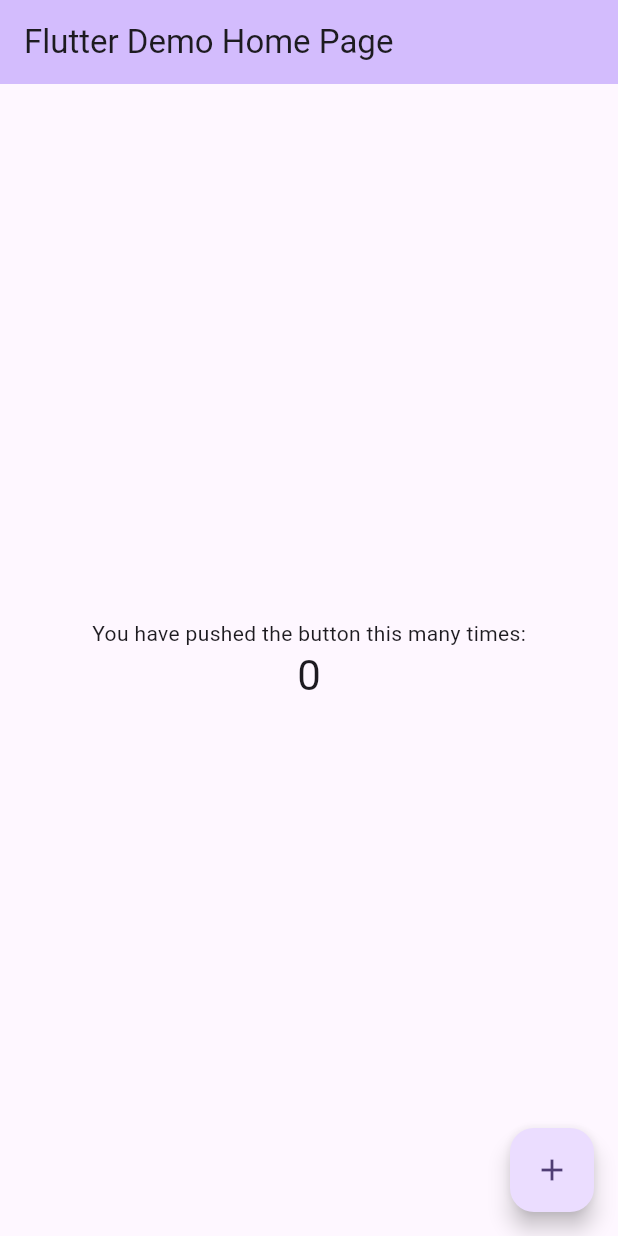
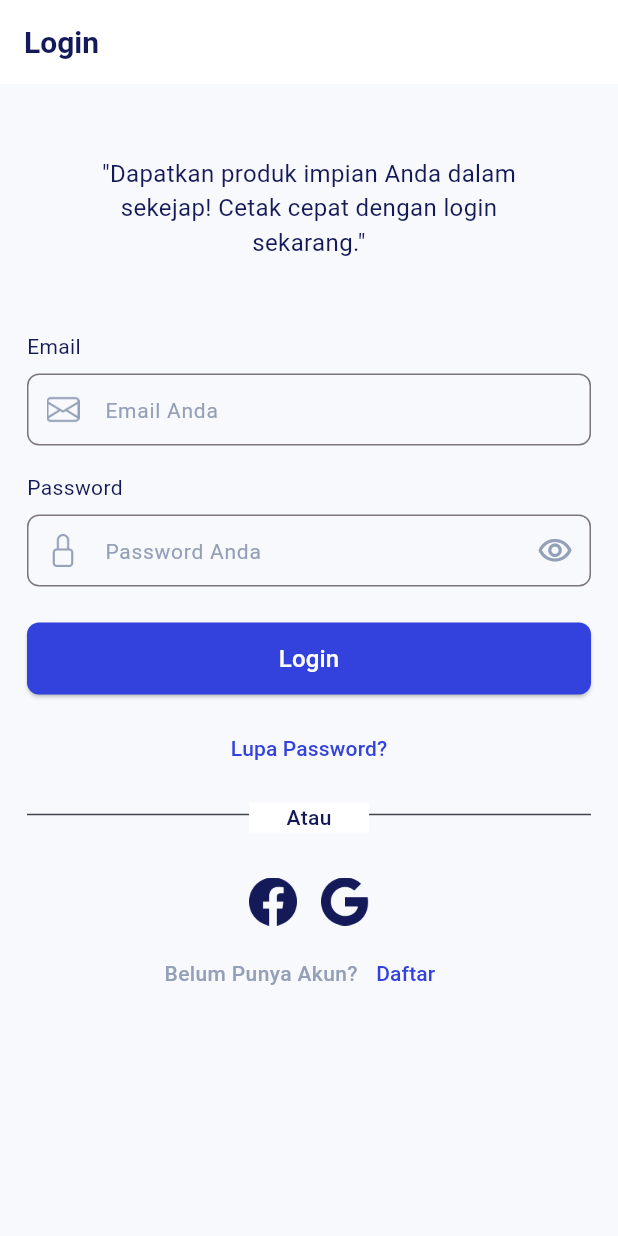
Before and after one commit to H4lis/Smart-Print, a Flutter app: the screen it shows after launch, on a phone screen of 412 x 824 dp. Run offline on Flutter 3.47's test engine with Material 3 defaults, Android fonts, the phone set to English and light mode, and no system bars.

Commit message:
two commit

```diff
--- a/lib/main.dart
+++ b/lib/main.dart
@@ -1,4 +1,7 @@
 import 'package:flutter/material.dart';
+import 'package:smartprint/pages/login_page.dart';
+
+import 'pages/splash_page.dart';
 
 void main() {
   runApp(const MyApp());
@@ -7,119 +10,16 @@
 class MyApp extends StatelessWidget {
   const MyApp({super.key});
 
-  // This widget is the root of your application.
   @override
   Widget build(BuildContext context) {
     return MaterialApp(
+      debugShowCheckedModeBanner: false,
       title: 'Flutter Demo',
       theme: ThemeData(
-        // This is the theme of your application.
-        //
-        // TRY THIS: Try running your application with "flutter run". You'll see
-        // the application has a purple toolbar. Then, without quitting the app,
-        // try changing the seedColor in the colorScheme below to Colors.green
-        // and then invoke "hot reload" (save your changes or press the "hot
-        // reload" button in a Flutter-supported IDE, or press "r" if you used
-        // the command line to start the app).
-        //
-        // Notice that the counter didn't reset back to zero; the application
-        // state is not lost during the reload. To reset the state, use hot
-        // restart instead.
-        //
-        // This works for code too, not just values: Most code changes can be
-        // tested with just a hot reload.
         colorScheme: ColorScheme.fromSeed(seedColor: Colors.deepPurple),
         useMaterial3: true,
       ),
-      home: const MyHomePage(title: 'Flutter Demo Home Page'),
+      home: LoginPage(),
     );
   }
 }
-
-class MyHomePage extends StatefulWidget {
-  const MyHomePage({super.key, required this.title});
-
-  // This widget is the home page of your application. It is stateful, meaning
-  // that it has a State object (defined below) that contains fields that affect
-  // how it looks.
-
-  // This class is the configuration for the state. It holds the values (in this
-  // case the title) provided by the parent (in this case the App widget) and
-  // used by the build method of the State. Fields in a Widget subclass are
-  // always marked "final".
-
-  final String title;
-
-  @override
-  State<MyHomePage> createState() => _MyHomePageState();
-}
-
-class _MyHomePageState extends State<MyHomePage> {
-  int _counter = 0;
-
-  void _incrementCounter() {
-    setState(() {
-      // This call to setState tells the Flutter framework that something has
-      // changed in this State, which causes it to rerun the build method below
-      // so that the display can reflect the updated values. If we changed
-      // _counter without calling setState(), then the build method would not be
-      // called again, and so nothing would appear to happen.
-      _counter++;
-    });
-  }
-
-  @override
-  Widget build(BuildContext context) {
-    // This method is rerun every time setState is called, for instance as done
-    // by the _incrementCounter method above.
-    //
-    // The Flutter framework has been optimized to make rerunning build methods
-    // fast, so that you can just rebuild anything that needs updating rather
-    // than having to individually change instances of widgets.
-    return Scaffold(
-      appBar: AppBar(
-        // TRY THIS: Try changing the color here to a specific color (to
-        // Colors.amber, perhaps?) and trigger a hot reload to see the AppBar
-        // change color while the other colors stay the same.
-        backgroundColor: Theme.of(context).colorScheme.inversePrimary,
-        // Here we take the value from the MyHomePage object that was created by
-        // the App.build method, and use it to set our appbar title.
-        title: Text(widget.title),
-      ),
-      body: Center(
-        // Center is a layout widget. It takes a single child and positions it
-        // in the middle of the parent.
-        child: Column(
-          // Column is also a layout widget. It takes a list of children and
-          // arranges them vertically. By default, it sizes itself to fit its
-          // children horizontally, and tries to be as tall as its parent.
-          //
-          // Column has various properties to control how it sizes itself and
-          // how it positions its children. Here we use mainAxisAlignment to
-          // center the children vertically; the main axis here is the vertical
-          // axis because Columns are vertical (the cross axis would be
-          // horizontal).
-          //
-          // TRY THIS: Invoke "debug painting" (choose the "Toggle Debug Paint"
-          // action in the IDE, or press "p" in the console), to see the
-          // wireframe for each widget.
-          mainAxisAlignment: MainAxisAlignment.center,
-          children: <Widget>[
-            const Text(
-              'You have pushed the button this many times:',
-            ),
-            Text(
-              '$_counter',
-              style: Theme.of(context).textTheme.headlineMedium,
-            ),
-          ],
-        ),
-      ),
-      floatingActionButton: FloatingActionButton(
-        onPressed: _incrementCounter,
-        tooltip: 'Increment',
-        child: const Icon(Icons.add),
-      ), // This trailing comma makes auto-formatting nicer for build methods.
-    );
-  }
-}
--- /dev/null
+++ b/lib/pages/login_page.dart
@@ -0,0 +1,116 @@
+import 'package:flutter/material.dart';
+import 'package:smartprint/pages/daftar_page.dart';
+import 'package:smartprint/shared/theme.dart';
+import 'package:smartprint/widgets/costum_button.dart';
+import 'package:smartprint/widgets/costum_divider.dart';
+import 'package:smartprint/widgets/option_login.dart';
+
+import '../widgets/costum_text_field.dart';
+
+class LoginPage extends StatelessWidget {
+  const LoginPage({super.key});
+
+  @override
+  Widget build(BuildContext context) {
+    return Scaffold(
+        backgroundColor: bagroundColor,
+        appBar: AppBar(
+          backgroundColor: whiteColor,
+          title: Text(
+            "Login",
+            style: blackTextStyle.copyWith(fontSize: 20, fontWeight: semiBold),
+          ),
+        ),
+        body: Padding(
+          padding: EdgeInsets.symmetric(horizontal: defaultMargin),
+          child: ListView(
+            children: [
+              const SizedBox(
+                height: 48,
+              ),
+              Center(
+                child: Container(
+                  width: 280,
+                  child: Text(
+                    textAlign: TextAlign.center,
+                    "\"Dapatkan produk impian Anda dalam sekejap! Cetak cepat dengan login sekarang.\"",
+                    style: blackTextStyle.copyWith(
+                      fontSize: 16,
+                      fontWeight: regular,
+                    ),
+                  ),
+                ),
+              ),
+              const SizedBox(
+                height: 48,
+              ),
+              CostumTextField(
+                title: "Email",
+                hintText: "Email Anda",
+                iconImage: "assets/images/icon_email.png",
+              ),
+              CostumTextField(
+                obscureText: true,
+                title: "Password",
+                hintText: "Password Anda",
+                iconImage: "assets/images/Icon_lock.png",
+              ),
+              SizedBox(
+                height: 6,
+              ),
+              CostumButton(
+                title: "Login",
+              ),
+              SizedBox(
+                height: 12,
+              ),
+              Center(
+                child: TextButton(
+                  onPressed: () {},
+                  child: Text(
+                    "Lupa Password?",
+                    style: blueTextStyle.copyWith(
+                      fontSize: 14,
+                    ),
+                  ),
+                ),
+              ),
+              SizedBox(
+                height: 12,
+              ),
+              CostumDivider(),
+              SizedBox(
+                height: 22,
+              ),
+              OptionLogin(),
+              Spacer(),
+              Row(
+                mainAxisAlignment: MainAxisAlignment.center,
+                children: [
+                  Text(
+                    "Belum Punya Akun?",
+                    style: greyTextStyle.copyWith(
+                        fontWeight: medium, fontSize: 14),
+                  ),
+                  TextButton(
+                      onPressed: () {
+                        Navigator.push(
+                            context,
+                            MaterialPageRoute(
+                              builder: (context) => DaftarPage(),
+                            ));
+                      },
+                      child: Text(
+                        "Daftar",
+                        style: blueTextStyle.copyWith(fontWeight: medium),
+                      ))
+                ],
+              ),
+              SizedBox(
+                height: 12,
+              )
+            ],
+          ),
+        ));
+  }
+}
--- /dev/null
+++ b/lib/shared/theme.dart
@@ -0,0 +1,23 @@
+import 'package:flutter/material.dart';
+
+double defaultMargin = 18;
+
+Color primaryColor = Color(0xff3342DD);
+Color blackColor = Color(0xff141A58);
+Color greyLightColor = Color(0xffF0F5FF);
+Color greyColor = Color(0xff94A0B8);
+Color greyDarkColor = Color(0xff3F444D);
+
+Color bagroundColor = Color(0xffF8F9FC);
+Color whiteColor = Colors.white;
+
+TextStyle blackTextStyle = TextStyle(color: blackColor);
+TextStyle whiteTextStyle = TextStyle(color: whiteColor);
+TextStyle greyTextStyle = TextStyle(color: greyColor);
+TextStyle blueTextStyle = TextStyle(color: primaryColor);
+
+FontWeight light = FontWeight.w300;
+FontWeight regular = FontWeight.w400;
+FontWeight medium = FontWeight.w500;
+FontWeight semiBold = FontWeight.w600;
+FontWeight bold = FontWeight.w700;
--- /dev/null
+++ b/lib/widgets/costum_button.dart
@@ -0,0 +1,33 @@
+import 'package:flutter/material.dart';
+import 'package:smartprint/pages/verifikasi_page.dart';
+
+class CostumButton extends StatelessWidget {
+  final title;
+  const CostumButton({
+    super.key,
+    required this.title,
+  });
+
+  @override
+  Widget build(BuildContext context) {
+    return ElevatedButton(
+      onPressed: () {
+        Navigator.push(
+            context,
+            MaterialPageRoute(
+              builder: (context) => VerifikasiPage(),
+            ));
+      },
+      child: Text(
+        title,
+        style: TextStyle(fontSize: 16, fontWeight: FontWeight.w500),
+      ),
+      style: ElevatedButton.styleFrom(
+          backgroundColor: const Color(0xff3342DD),
+          foregroundColor: Colors.white,
+          minimumSize: const Size(double.infinity, 48),
+          shape:
+              RoundedRectangleBorder(borderRadius: BorderRadius.circular(8))),
+    );
+  }
+}
--- /dev/null
+++ b/lib/widgets/costum_divider.dart
@@ -0,0 +1,28 @@
+import 'package:flutter/material.dart';
+import 'package:smartprint/shared/theme.dart';
+
+class CostumDivider extends StatelessWidget {
+  const CostumDivider({super.key});
+
+  @override
+  Widget build(BuildContext context) {
+    return Stack(
+      children: [
+        Divider(
+          color: greyDarkColor,
+        ),
+        Center(
+            child: Container(
+                height: 20,
+                width: 80,
+                color: Colors.white,
+                child: Center(
+                    child: Text(
+                  "Atau",
+                  style:
+                      blackTextStyle.copyWith(fontSize: 14, fontWeight: medium),
+                ))))
+      ],
+    );
+  }
+}
--- /dev/null
+++ b/lib/widgets/costum_text_field.dart
@@ -0,0 +1,91 @@
+// ignore_for_file: public_member_api_docs, sort_constructors_first
+import 'package:flutter/material.dart';
+import 'package:smartprint/shared/theme.dart';
+
+class CostumTextField extends StatefulWidget {
+  final title;
+  final hintText;
+  final iconImage;
+  bool obscureText;
+
+  CostumTextField({
+    super.key,
+    required this.title,
+    required this.hintText,
+    required this.iconImage,
+    this.obscureText = false,
+  });
+
+  @override
+  State<CostumTextField> createState() => _CostumTextFieldState();
+}
+
+class _CostumTextFieldState extends State<CostumTextField> {
+  late bool _isObscure;
+
+  @override
+  void initState() {
+    super.initState();
+    _isObscure = widget.obscureText; // Initialize with the provided value
+  }
+
+  @override
+  Widget build(BuildContext context) {
+    return Column(
+      crossAxisAlignment: CrossAxisAlignment.start,
+      children: [
+        Text(
+          widget.title,
+          style: blackTextStyle.copyWith(fontSize: 14),
+        ),
+        const SizedBox(
+          height: 8,
+        ),
+        Container(
+          height: 48,
+          child: TextField(
+            obscureText: widget.obscureText,
+            decoration: InputDecoration(
+              prefixIcon: Padding(
+                padding: const EdgeInsets.all(13),
+                child: ImageIcon(
+                  AssetImage(
+                    widget.iconImage,
+                  ),
+                  color: greyColor,
+                  size: 8,
+                ),
+              ),
+              hintText: widget.hintText,
+              hintStyle: greyTextStyle.copyWith(fontSize: 14),
+              border: OutlineInputBorder(
+                borderRadius: BorderRadius.circular(8),
+                borderSide: BorderSide(
+                  color: greyColor,
+                ),
+              ),
+              suffixIcon: widget.obscureText
+                  ? IconButton(
+                      icon: Icon(
+                        _isObscure
+                            ? Icons.visibility_outlined
+                            : Icons.visibility_off_outlined,
+                        color: greyColor,
+                      ),
+                      onPressed: () {
+                        setState(() {
+                          _isObscure = !_isObscure;
+                        });
+                      },
+                    )
+                  : null,
+            ),
+          ),
+        ),
+        SizedBox(
+          height: 18,
+        )
+      ],
+    );
+  }
+}
--- /dev/null
+++ b/lib/widgets/option_login.dart
@@ -0,0 +1,26 @@
+import 'package:flutter/material.dart';
+
+class OptionLogin extends StatelessWidget {
+  const OptionLogin({super.key});
+
+  @override
+  Widget build(BuildContext context) {
+    return Row(
+      mainAxisAlignment: MainAxisAlignment.center,
+      children: [
+        IconButton(
+            onPressed: () {},
+            icon: Image.asset(
+              "assets/images/icon_facebook.png",
+              height: 32,
+            )),
+        IconButton(
+            onPressed: () {},
+            icon: Image.asset(
+              "assets/images/icon_google.png",
+              height: 32,
+            )),
+      ],
+    );
+  }
+}
--- a/pubspec.yaml
+++ b/pubspec.yaml
@@ -59,8 +59,8 @@ flutter:
   uses-material-design: true
 
   # To add assets to your application, add an assets section, like this:
-  # assets:
-  #   - images/a_dot_burr.jpeg
+  assets:
+    - assets/images/
   #   - images/a_dot_ham.jpeg
 
   # An image asset can refer to one or more resolution-specific "variants", see
```
Also changed, not shown: lib/pages/daftar_page.dart (added, +127 -0 lines), lib/pages/splash_page.dart (added, +32 -0 lines), lib/pages/verifikasi_page.dart (added, +87 -0 lines), lib/widgets/code_textfield.dart (added, +35 -0 lines), assets/images/Icon_lock.png (added), assets/images/Logo.png (added), assets/images/copyright.png (added), assets/images/icon_email.png (added), assets/images/icon_facebook.png (added), assets/images/icon_google.png (added), assets/images/icon_person.png (added).
